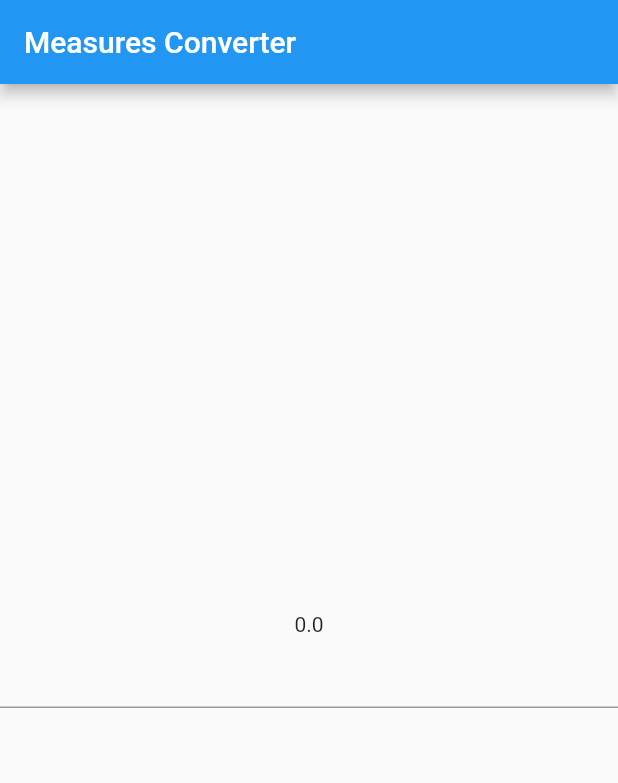
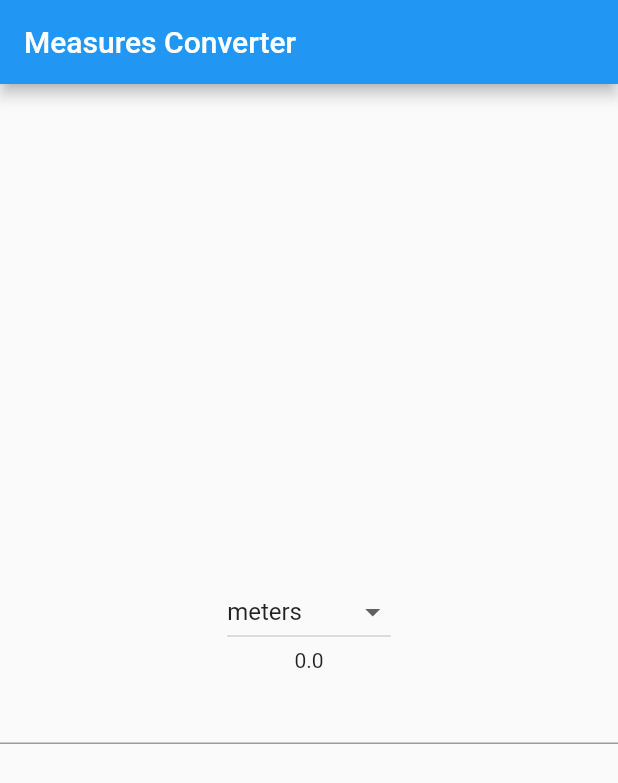
Before and after one commit to MuhamadHaydar/Flutter-Project, a Flutter app: the screen it shows after launch, on a phone screen of 412 x 824 dp. Shown: the top 783 px of the screen. Run offline on Flutter 3.47's test engine with Material 2 defaults, Android fonts, the phone set to English and light mode, and no system bars.

Commit message:
Add DropDownButton and fill it with a measures list of strings.

```diff
--- a/unit_converter/lib/main.dart
+++ b/unit_converter/lib/main.dart
@@ -1,4 +1,5 @@
 import 'package:flutter/material.dart';
+
 void main() => runApp(MyApp());
 
 class MyApp extends StatefulWidget {
@@ -7,12 +8,25 @@ class MyApp extends StatefulWidget {
 }
 
 class _MyAppState extends State<MyApp> {
+  double _numberForm;
 
-  double _numberForm;
+  final List<String> _measures = [
+    'meters',
+    'kilometers',
+    'grams',
+    'kilograms',
+    'feet',
+    'miles',
+    'pounds(lbs)',
+    'ounces'
+  ];
+
+  String _startMeasure;
 
   @override
   void initState() {
     _numberForm = 0;
+    _startMeasure = _measures[0];
     super.initState();
   }
 
@@ -28,11 +42,25 @@ class _MyAppState extends State<MyApp> {
           child: Column(
             mainAxisAlignment: MainAxisAlignment.center,
             children: <Widget>[
+              DropdownButton(
+                value: _startMeasure,
+                onChanged: (value) {
+                  setState(() {
+                    _startMeasure = value;
+                  });
+                },
+                items: _measures.map((String values) {
+                  return DropdownMenuItem<String>(
+                    child: Text(values),
+                    value: values,
+                  );
+                }).toList(),
+              ),
               Text(_numberForm.toString()),
               TextField(
-                onChanged: (text){
+                onChanged: (text) {
                   var inputNumber = double.parse(text);
-                  if(inputNumber != null){
+                  if (inputNumber != null) {
                     setState(() {
                       _numberForm = inputNumber;
                     });
@@ -41,6 +69,8 @@ class _MyAppState extends State<MyApp> {
               ),
             ],
           ),
-        ),),
-    );}
+        ),
+      ),
+    );
+  }
 }
```
